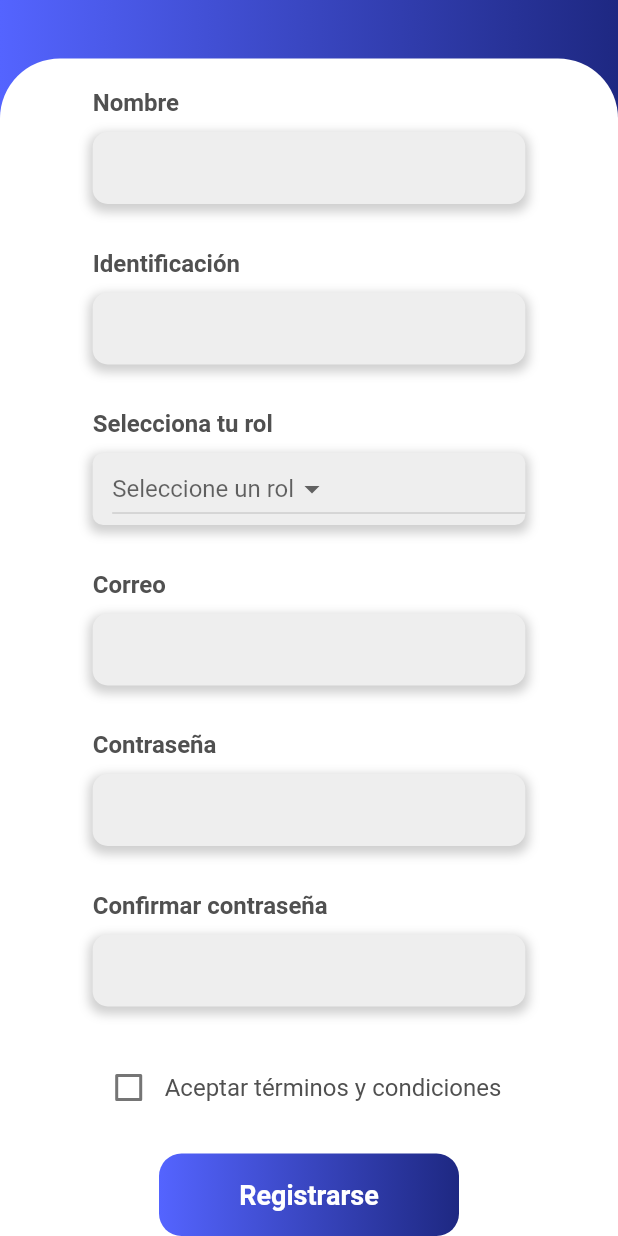
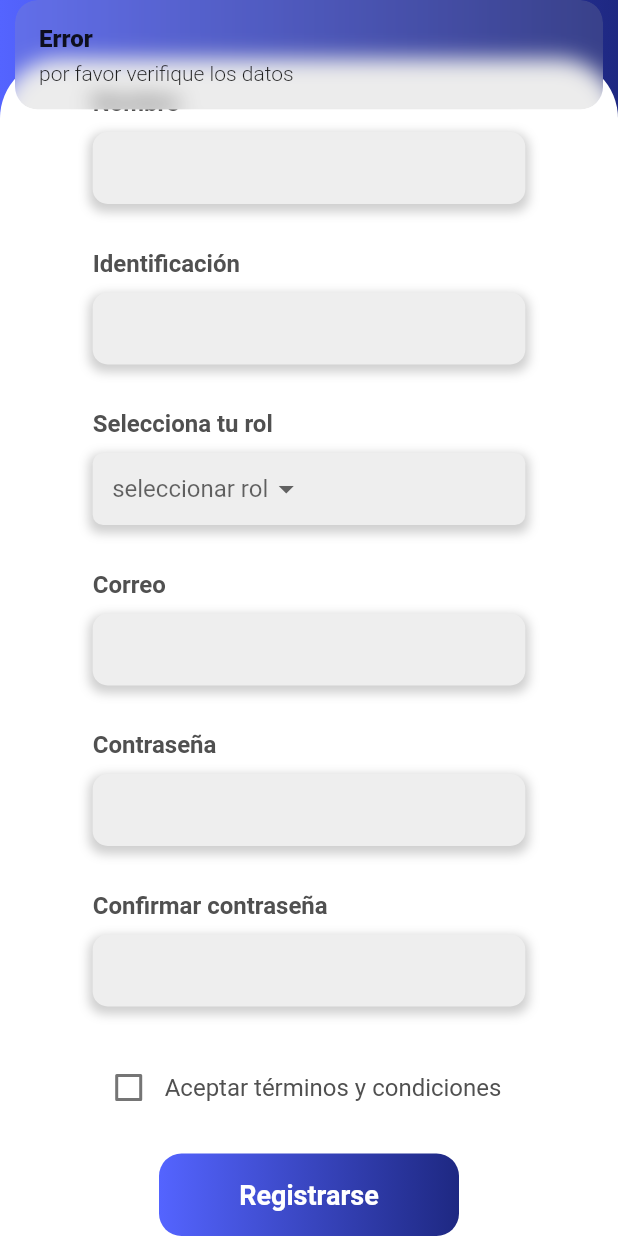
Before and after one commit to Ricarsur/ACADOCEN, a Flutter app: the Register screen opened directly, scrolled down 91 dp, after a tap on "Registrarse", on a phone screen of 412 x 824 dp. Run offline on Flutter 3.47's test engine with Material 2 defaults, Android fonts, the phone set to English and light mode, and no system bars; our stand-ins replace cloud_firestore, firebase_core, flutter_spinkit, flutter_svg, get, google_fonts and 1 more; missing offline and left inert: week_of_year, weekly_date_picker; accounts and stored records are empty.

Commit message:
register in firebase!

```diff
--- a/lib/UI/auth/login.dart
+++ b/lib/UI/auth/login.dart
@@ -73,7 +73,7 @@ class _LoginState extends State<Login> {
                         text: 'Iniciar sesión',
                         width: 200,
                         onPressed: () {
-                          ValidationService.validateData(_nameController,
+                          LoginService.validateData(_nameController,
                               _passwordController, context, '/home');
                         }),
                   ],
--- a/lib/UI/auth/register.dart
+++ b/lib/UI/auth/register.dart
@@ -1,5 +1,6 @@
 import 'package:acadocen/UI/auth/auth.dart';
 import 'package:acadocen/UI/pages/pages.dart';
+import 'package:acadocen/domain/services/register_service.dart';
 import 'package:flutter/material.dart';
 
 class Register extends StatefulWidget {
@@ -10,6 +11,13 @@ class Register extends StatefulWidget {
 }
 
 class _RegisterState extends State<Register> {
+  RegisterService registerService = RegisterService();
+  final TextEditingController _nameController = TextEditingController();
+  final TextEditingController _identificacion = TextEditingController();
+  final TextEditingController _rol = TextEditingController();
+  final TextEditingController _correo = TextEditingController();
+  final TextEditingController _passwordController = TextEditingController();
+
   @override
   Widget build(BuildContext context) {
     return Scaffold(
@@ -25,23 +33,32 @@ class _RegisterState extends State<Register> {
                 child: Column(
                   children: [
                     SizedBox(height: 20),
-                    TexField(text: 'Nombre', type: TextInputType.text),
+                    TexField(
+                        text: 'Nombre',
+                        type: TextInputType.text,
+                        controllerText: _nameController),
                     SizedBox(
                       height: 30,
                     ),
                     TexField(
-                        text: 'Identificación', type: TextInputType.number),
+                        text: 'Identificación',
+                        type: TextInputType.number,
+                        controllerText: _identificacion),
                     SizedBox(
                       height: 30,
                     ),
                     Combobox(
                       title: 'Selecciona tu rol',
                       list: ['Estudiante', 'Profesor'],
+                      controllerText: _rol,
                     ),
                     SizedBox(
                       height: 30,
                     ),
-                    TexField(text: 'Correo', type: TextInputType.emailAddress),
+                    TexField(
+                        text: 'Correo',
+                        type: TextInputType.emailAddress,
+                        controllerText: _correo),
                     SizedBox(
                       height: 30,
                     ),
@@ -62,7 +79,16 @@ class _RegisterState extends State<Register> {
                     Button(
                       text: 'Registrarse',
                       width: 200,
-                      onPressed: () {},
+                      onPressed: () {
+                        registerService.validateData(
+                            _nameController,
+                            _identificacion,
+                            _rol,
+                            _correo,
+                            _passwordController,
+                            context,
+                            '/home');
+                      },
                     ),
                   ],
                 ),
@@ -113,7 +139,8 @@ class _RegisterState extends State<Register> {
                       spreadRadius: 2,
                       offset: const Offset(0, 3))
                 ]),
-            child: const TextField(
+            child: TextField(
+              controller: _passwordController,
               obscureText: true,
               decoration: InputDecoration(
                 border: InputBorder.none,
--- a/lib/UI/widgets/combo_box.dart
+++ b/lib/UI/widgets/combo_box.dart
@@ -1,11 +1,13 @@
 import 'package:flutter/material.dart';
 
-String vista = 'Seleccione un rol';
+String vista = 'seleccionar rol';
 
 class Combobox extends StatefulWidget {
+  final TextEditingController? controllerText;
   final List<dynamic> list;
   final String? title;
-  const Combobox({super.key, required this.list, this.title});
+  const Combobox(
+      {super.key, required this.list, this.title, this.controllerText});
 
   @override
   State<Combobox> createState() => _ComboboxState();
@@ -39,8 +41,10 @@ class _ComboboxState extends State<Combobox> {
                   blurRadius: 5,
                   spreadRadius: 2,
                   offset: const Offset(0, 3))
-              ]),
+            ],
+          ),
           child: DropdownButton(
+            underline: Container(),
             items: widget.list.map((dynamic value) {
               return DropdownMenuItem(
                 value: value,
@@ -50,6 +54,7 @@ class _ComboboxState extends State<Combobox> {
             onChanged: (dynamic value) => {
               setState(() {
                 vista = value;
+                widget.controllerText!.text = value;
               })
             },
             hint: Text(vista),
--- a/lib/domain/services/login_service.dart
+++ b/lib/domain/services/login_service.dart
@@ -1,14 +1,14 @@
 import 'package:acadocen/domain/services/services.dart';
 import 'package:flutter/cupertino.dart';
 
-class ValidationService {
+class LoginService {
   static TextEditingController nameController = TextEditingController();
   static TextEditingController passwordController = TextEditingController();
 
-  static validateData(nameController,passWordController, context, ruta) {
+  static validateData(nameController, passWordController, context, ruta) {
     if (nameController.text.isEmpty || passWordController.text.isEmpty) {
       Get.snackbar('Error', 'por favor verifique los datos');
-    }else {
+    } else {
       Get.toNamed(ruta);
     }
   }
--- /dev/null
+++ b/lib/domain/services/register_service.dart
@@ -0,0 +1,36 @@
+import 'package:acadocen/domain/services/services.dart';
+import 'package:cloud_firestore/cloud_firestore.dart';
+
+class RegisterService {
+  final FirebaseFirestore firebase = FirebaseFirestore.instance;
+
+  validateData(nameController, identificacion, rol, correo, passWordController,
+      context, ruta) {
+    if (nameController.text.isEmpty ||
+        passWordController.text.isEmpty ||
+        identificacion.text.isEmpty ||
+        rol.text.isEmpty ||
+        correo.text.isEmpty) {
+      Get.snackbar('Error', 'por favor verifique los datos');
+    } else {
+      registroUsuario(
+          nameController, identificacion, rol, correo, passWordController);
+      //Get.toNamed(ruta);
+    }
+  }
+
+  registroUsuario(
+      nameController, identificacion, rol, correo, passWordController) async {
+    try {
+      await firebase.collection('usuario').doc().set({
+        'nombre': nameController.text,
+        'identificacion': identificacion.text,
+        'rol': rol.text,
+        'correo': correo.text,
+        'password': passWordController.text,
+      });
+    } catch (e) {
+      print(e.toString());
+    }
+  }
+}
--- a/pubspec.yaml
+++ b/pubspec.yaml
@@ -46,6 +46,7 @@ dependencies:
   week_of_year: ^2.0.0
   weekly_date_picker: ^1.3.0
   firebase_core: ^2.3.0
+  cloud_firestore: ^4.1.0
 
 
 dev_dependencies:
```
Also changed, not shown: pubspec.lock, 2 other files. Lines whose indentation alone changed are shown as unchanged.
